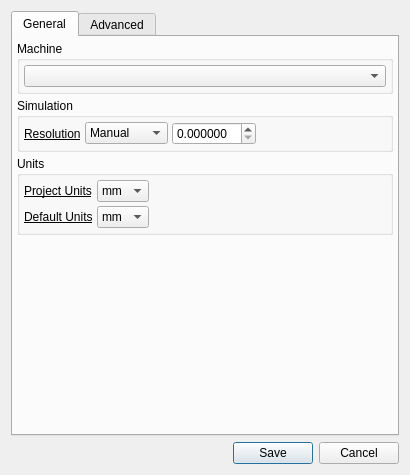
Qt form qt/settings_dialog.ui (CauldronDevelopmentLLC/CAMotics) before a commit.
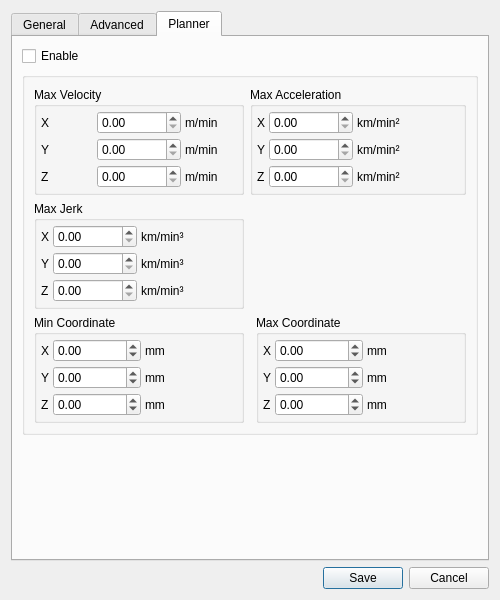
The same form after that commit. The open tabs and pages were chosen to show the change.

Commit message: Initial support for running planner in CAMotics GUI

Diff of the .ui file:
```diff
--- a/qt/settings_dialog.ui
+++ b/qt/settings_dialog.ui
@@ -6,20 +6,20 @@
    <rect>
     <x>0</x>
     <y>0</y>
-    <width>410</width>
-    <height>475</height>
+    <width>500</width>
+    <height>600</height>
    </rect>
   </property>
   <property name="minimumSize">
    <size>
-    <width>410</width>
-    <height>475</height>
+    <width>500</width>
+    <height>600</height>
    </size>
   </property>
   <property name="maximumSize">
    <size>
-    <width>410</width>
-    <height>475</height>
+    <width>500</width>
+    <height>600</height>
    </size>
   </property>
   <property name="windowTitle">
@@ -184,6 +184,8 @@
              <widget class="QLabel" name="label_25">
               <property name="font">
                <font>
+                <weight>50</weight>
+                <bold>false</bold>
                 <underline>true</underline>
                </font>
               </property>
@@ -230,6 +232,8 @@
              <widget class="QLabel" name="label_26">
               <property name="font">
                <font>
+                <weight>50</weight>
+                <bold>false</bold>
                 <underline>true</underline>
                </font>
               </property>
@@ -256,6 +260,8 @@
              <widget class="QLabel" name="label_27">
               <property name="font">
                <font>
+                <weight>50</weight>
+                <bold>false</bold>
                 <underline>true</underline>
                </font>
               </property>
@@ -412,6 +418,681 @@
        </item>
       </layout>
      </widget>
+     <widget class="QWidget" name="plannerTab">
+      <attribute name="title">
+       <string>Planner</string>
+      </attribute>
+      <layout class="QVBoxLayout" name="verticalLayout_6">
+       <item>
+        <widget class="QCheckBox" name="plannerEnableCheckBox">
+         <property name="text">
+          <string>Enable</string>
+         </property>
+        </widget>
+       </item>
+       <item>
+        <widget class="QGroupBox" name="plannerGroupBox">
+         <property name="title">
+          <string/>
+         </property>
+         <property name="flat">
+          <bool>true</bool>
+         </property>
+         <layout class="QGridLayout" name="gridLayout_9">
+          <item row="0" column="0">
+           <widget class="QGroupBox" name="groupBox_5">
+            <property name="title">
+             <string>Max Velocity</string>
+            </property>
+            <layout class="QGridLayout" name="gridLayout_3" columnstretch="0,0,0,0">
+             <property name="leftMargin">
+              <number>4</number>
+             </property>
+             <property name="topMargin">
+              <number>4</number>
+             </property>
+             <property name="rightMargin">
+              <number>4</number>
+             </property>
+             <property name="bottomMargin">
+              <number>4</number>
+             </property>
+             <property name="spacing">
+              <number>4</number>
+             </property>
+             <item row="1" column="2">
+              <widget class="QLabel" name="label_5">
+               <property name="text">
+                <string>m/min</string>
+               </property>
+              </widget>
+             </item>
+             <item row="1" column="0">
+              <widget class="QLabel" name="label_3">
+               <property name="text">
+                <string>Y</string>
+               </property>
+              </widget>
+             </item>
+             <item row="0" column="2">
+              <widget class="QLabel" name="label_2">
+               <property name="text">
+                <string>m/min</string>
+               </property>
+              </widget>
+             </item>
+             <item row="0" column="1">
+              <widget class="QDoubleSpinBox" name="maxVelXDoubleSpinBox">
+               <property name="sizePolicy">
+                <sizepolicy hsizetype="Maximum" vsizetype="Fixed">
+                 <horstretch>0</horstretch>
+                 <verstretch>0</verstretch>
+                </sizepolicy>
+               </property>
+               <property name="maximumSize">
+                <size>
+                 <width>100</width>
+                 <height>16777215</height>
+                </size>
+               </property>
+               <property name="maximum">
+                <double>1000000000.000000000000000</double>
+               </property>
+              </widget>
+             </item>
+             <item row="1" column="1">
+              <widget class="QDoubleSpinBox" name="maxVelYDoubleSpinBox">
+               <property name="sizePolicy">
+                <sizepolicy hsizetype="Maximum" vsizetype="Fixed">
+                 <horstretch>0</horstretch>
+                 <verstretch>0</verstretch>
+                </sizepolicy>
+               </property>
+               <property name="maximumSize">
+                <size>
+                 <width>100</width>
+                 <height>16777215</height>
+                </size>
+               </property>
+               <property name="maximum">
+                <double>1000000000.000000000000000</double>
+               </property>
+              </widget>
+             </item>
+             <item row="3" column="0">
+              <widget class="QLabel" name="label_4">
+               <property name="text">
+                <string>Z</string>
+               </property>
+              </widget>
+             </item>
+             <item row="3" column="2">
+              <widget class="QLabel" name="label_6">
+               <property name="text">
+                <string>m/min</string>
+               </property>
+              </widget>
+             </item>
+             <item row="0" column="0">
+              <widget class="QLabel" name="label">
+               <property name="text">
+                <string>X</string>
+               </property>
+              </widget>
+             </item>
+             <item row="3" column="1">
+              <widget class="QDoubleSpinBox" name="maxVelZDoubleSpinBox">
+               <property name="sizePolicy">
+                <sizepolicy hsizetype="Maximum" vsizetype="Fixed">
+                 <horstretch>0</horstretch>
+                 <verstretch>0</verstretch>
+                </sizepolicy>
+               </property>
+               <property name="maximumSize">
+                <size>
+                 <width>100</width>
+                 <height>16777215</height>
+                </size>
+               </property>
+               <property name="maximum">
+                <double>1000000000.000000000000000</double>
+               </property>
+              </widget>
+             </item>
+            </layout>
+           </widget>
+          </item>
+          <item row="0" column="1" colspan="2">
+           <widget class="QGroupBox" name="groupBox_6">
+            <property name="title">
+             <string>Max Acceleration</string>
+            </property>
+            <layout class="QGridLayout" name="gridLayout_4" columnstretch="0,0,1" columnminimumwidth="0,0,0">
+             <property name="leftMargin">
+              <number>4</number>
+             </property>
+             <property name="topMargin">
+              <number>4</number>
+             </property>
+             <property name="rightMargin">
+              <number>4</number>
+             </property>
+             <property name="bottomMargin">
+              <number>4</number>
+             </property>
+             <property name="spacing">
+              <number>4</number>
+             </property>
+             <item row="1" column="0">
+              <widget class="QLabel" name="label_7">
+               <property name="text">
+                <string>Y</string>
+               </property>
+              </widget>
+             </item>
+             <item row="0" column="2">
+              <widget class="QLabel" name="label_10">
+               <property name="text">
+                <string>km/min²</string>
+               </property>
+              </widget>
+             </item>
+             <item row="0" column="0">
+              <widget class="QLabel" name="label_9">
+               <property name="text">
+                <string>X</string>
+               </property>
+              </widget>
+             </item>
+             <item row="1" column="1">
+              <widget class="QDoubleSpinBox" name="maxAccelYDoubleSpinBox">
+               <property name="sizePolicy">
+                <sizepolicy hsizetype="Maximum" vsizetype="Fixed">
+                 <horstretch>0</horstretch>
+                 <verstretch>0</verstretch>
+                </sizepolicy>
+               </property>
+               <property name="maximumSize">
+                <size>
+                 <width>100</width>
+                 <height>16777215</height>
+                </size>
+               </property>
+               <property name="maximum">
+                <double>1000000000.000000000000000</double>
+               </property>
+              </widget>
+             </item>
+             <item row="3" column="1">
+              <widget class="QDoubleSpinBox" name="maxAccelZDoubleSpinBox">
+               <property name="sizePolicy">
+                <sizepolicy hsizetype="Maximum" vsizetype="Fixed">
+                 <horstretch>0</horstretch>
+                 <verstretch>0</verstretch>
+                </sizepolicy>
+               </property>
+               <property name="maximumSize">
+                <size>
+                 <width>100</width>
+                 <height>16777215</height>
+                </size>
+               </property>
+               <property name="maximum">
+                <double>1000000000.000000000000000</double>
+               </property>
+              </widget>
+             </item>
+             <item row="1" column="2">
+              <widget class="QLabel" name="label_11">
+               <property name="text">
+                <string>km/min²</string>
+               </property>
+              </widget>
+             </item>
+             <item row="0" column="1">
+              <widget class="QDoubleSpinBox" name="maxAccelXDoubleSpinBox">
+               <property name="sizePolicy">
+                <sizepolicy hsizetype="Maximum" vsizetype="Fixed">
+                 <horstretch>0</horstretch>
+                 <verstretch>0</verstretch>
+                </sizepolicy>
+               </property>
+               <property name="maximumSize">
+                <size>
+                 <width>100</width>
+                 <height>16777215</height>
+                </size>
+               </property>
+               <property name="maximum">
+                <double>1000000000.000000000000000</double>
+               </property>
+              </widget>
+             </item>
+             <item row="3" column="0">
+              <widget class="QLabel" name="label_8">
+               <property name="text">
+                <string>Z</string>
+               </property>
+              </widget>
+             </item>
+             <item row="3" column="2">
+              <widget class="QLabel" name="label_12">
+               <property name="text">
+                <string>km/min²</string>
+               </property>
+              </widget>
+             </item>
+            </layout>
+           </widget>
+          </item>
+          <item row="2" column="2">
+           <widget class="QGroupBox" name="groupBox_9">
+            <property name="title">
+             <string>Max Coordinate</string>
+            </property>
+            <layout class="QGridLayout" name="gridLayout_7" columnstretch="0,0,1" columnminimumwidth="0,0,0">
+             <property name="leftMargin">
+              <number>4</number>
+             </property>
+             <property name="topMargin">
+              <number>4</number>
+             </property>
+             <property name="rightMargin">
+              <number>4</number>
+             </property>
+             <property name="bottomMargin">
+              <number>4</number>
+             </property>
+             <property name="spacing">
+              <number>4</number>
+             </property>
+             <item row="1" column="0">
+              <widget class="QLabel" name="label_28">
+               <property name="text">
+                <string>Y</string>
+               </property>
+              </widget>
+             </item>
+             <item row="3" column="0">
+              <widget class="QLabel" name="label_29">
+               <property name="text">
+                <string>Z</string>
+               </property>
+              </widget>
+             </item>
+             <item row="0" column="0">
+              <widget class="QLabel" name="label_30">
+               <property name="text">
+                <string>X</string>
+               </property>
+              </widget>
+             </item>
+             <item row="0" column="1">
+              <widget class="QDoubleSpinBox" name="maxXDoubleSpinBox">
+               <property name="sizePolicy">
+                <sizepolicy hsizetype="Maximum" vsizetype="Fixed">
+                 <horstretch>0</horstretch>
+                 <verstretch>0</verstretch>
+                </sizepolicy>
+               </property>
+               <property name="maximumSize">
+                <size>
+                 <width>100</width>
+                 <height>16777215</height>
+                </size>
+               </property>
+               <property name="minimum">
+                <double>-1000000000.000000000000000</double>
+               </property>
+               <property name="maximum">
+                <double>1000000000.000000000000000</double>
+               </property>
+              </widget>
+             </item>
+             <item row="0" column="2">
+              <widget class="QLabel" name="label_31">
+               <property name="text">
+                <string>mm</string>
+               </property>
+              </widget>
+             </item>
+             <item row="1" column="1">
+              <widget class="QDoubleSpinBox" name="maxYDoubleSpinBox">
+               <property name="sizePolicy">
+                <sizepolicy hsizetype="Maximum" vsizetype="Fixed">
+                 <horstretch>0</horstretch>
+                 <verstretch>0</verstretch>
+                </sizepolicy>
+               </property>
+               <property name="maximumSize">
+                <size>
+                 <width>100</width>
+                 <height>16777215</height>
+                </size>
+               </property>
+               <property name="minimum">
+                <double>-1000000000.000000000000000</double>
+               </property>
+               <property name="maximum">
+                <double>1000000000.000000000000000</double>
+               </property>
+              </widget>
+             </item>
+             <item row="3" column="1">
+              <widget class="QDoubleSpinBox" name="maxZDoubleSpinBox">
+               <property name="sizePolicy">
+                <sizepolicy hsizetype="Maximum" vsizetype="Fixed">
+                 <horstretch>0</horstretch>
+                 <verstretch>0</verstretch>
+                </sizepolicy>
+               </property>
+               <property name="maximumSize">
+                <size>
+                 <width>100</width>
+                 <height>16777215</height>
+                </size>
+               </property>
+               <property name="minimum">
+                <double>-1000000000.000000000000000</double>
+               </property>
+               <property name="maximum">
+                <double>1000000000.000000000000000</double>
+               </property>
+              </widget>
+             </item>
+             <item row="1" column="2">
+              <widget class="QLabel" name="label_32">
+               <property name="text">
+                <string>mm</string>
+               </property>
+              </widget>
+             </item>
+             <item row="3" column="2">
+              <widget class="QLabel" name="label_33">
+               <property name="text">
+                <string>mm</string>
+               </property>
+              </widget>
+             </item>
+            </layout>
+           </widget>
+          </item>
+          <item row="1" column="0">
+           <widget class="QGroupBox" name="groupBox_7">
+            <property name="title">
+             <string>Max Jerk</string>
+            </property>
+            <layout class="QGridLayout" name="gridLayout_5" columnstretch="0,0,1" columnminimumwidth="0,0,0">
+             <property name="leftMargin">
+              <number>4</number>
+             </property>
+             <property name="topMargin">
+              <number>4</number>
+             </property>
+             <property name="rightMargin">
+              <number>4</number>
+             </property>
+             <property name="bottomMargin">
+              <number>4</number>
+             </property>
+             <property name="spacing">
+              <number>4</number>
+             </property>
+             <item row="1" column="0">
+              <widget class="QLabel" name="label_13">
+               <property name="text">
+                <string>Y</string>
+               </property>
+              </widget>
+             </item>
+             <item row="3" column="0">
+              <widget class="QLabel" name="label_14">
+               <property name="text">
+                <string>Z</string>
+               </property>
+              </widget>
+             </item>
+             <item row="0" column="0">
+              <widget class="QLabel" name="label_15">
+               <property name="text">
+                <string>X</string>
+               </property>
+              </widget>
+             </item>
+             <item row="0" column="1">
+              <widget class="QDoubleSpinBox" name="maxJerkXDoubleSpinBox">
+               <property name="sizePolicy">
+                <sizepolicy hsizetype="Maximum" vsizetype="Fixed">
+                 <horstretch>0</horstretch>
+                 <verstretch>0</verstretch>
+                </sizepolicy>
+               </property>
+               <property name="maximumSize">
+                <size>
+                 <width>100</width>
+                 <height>16777215</height>
+                </size>
+               </property>
+               <property name="maximum">
+                <double>1000000000.000000000000000</double>
+               </property>
+              </widget>
+             </item>
+             <item row="0" column="2">
+              <widget class="QLabel" name="label_16">
+               <property name="text">
+                <string>km/min³</string>
+               </property>
+              </widget>
+             </item>
+             <item row="1" column="1">
+              <widget class="QDoubleSpinBox" name="maxJerkYDoubleSpinBox">
+               <property name="sizePolicy">
+                <sizepolicy hsizetype="Maximum" vsizetype="Fixed">
+                 <horstretch>0</horstretch>
+                 <verstretch>0</verstretch>
+                </sizepolicy>
+               </property>
+               <property name="maximumSize">
+                <size>
+                 <width>100</width>
+                 <height>16777215</height>
+                </size>
+               </property>
+               <property name="maximum">
+                <double>1000000000.000000000000000</double>
+               </property>
+              </widget>
+             </item>
+             <item row="3" column="1">
+              <widget class="QDoubleSpinBox" name="maxJerkZDoubleSpinBox">
+               <property name="sizePolicy">
+                <sizepolicy hsizetype="Maximum" vsizetype="Fixed">
+                 <horstretch>0</horstretch>
+                 <verstretch>0</verstretch>
+                </sizepolicy>
+               </property>
+               <property name="maximumSize">
+                <size>
+                 <width>100</width>
+                 <height>16777215</height>
+                </size>
+               </property>
+               <property name="maximum">
+                <double>1000000000.000000000000000</double>
+               </property>
+              </widget>
+             </item>
+             <item row="1" column="2">
+              <widget class="QLabel" name="label_17">
+               <property name="text">
+                <string>km/min³</string>
+               </property>
+              </widget>
+             </item>
+             <item row="3" column="2">
+              <widget class="QLabel" name="label_18">
+               <property name="text">
+                <string>km/min³</string>
+               </property>
+              </widget>
+             </item>
+            </layout>
+           </widget>
+          </item>
+          <item row="2" column="0">
+           <widget class="QGroupBox" name="groupBox_8">
+            <property name="title">
+             <string>Min Coordinate</string>
+            </property>
+            <layout class="QGridLayout" name="gridLayout_6" columnstretch="0,0,1" columnminimumwidth="0,0,0">
+             <property name="leftMargin">
+              <number>4</number>
+             </property>
+             <property name="topMargin">
+              <number>4</number>
+             </property>
+             <property name="rightMargin">
+              <number>4</number>
+             </property>
+             <property name="bottomMargin">
+              <number>4</number>
+             </property>
+             <property name="spacing">
+              <number>4</number>
+             </property>
+             <item row="1" column="0">
+              <widget class="QLabel" name="label_19">
+               <property name="text">
+                <string>Y</string>
+               </property>
+              </widget>
+             </item>
+             <item row="3" column="0">
+              <widget class="QLabel" name="label_20">
+               <property name="text">
+                <string>Z</string>
+               </property>
+              </widget>
+             </item>
+             <item row="0" column="0">
+              <widget class="QLabel" name="label_21">
+               <property name="text">
+                <string>X</string>
+               </property>
+              </widget>
+             </item>
+             <item row="0" column="1">
+              <widget class="QDoubleSpinBox" name="minXDoubleSpinBox">
+               <property name="sizePolicy">
+                <sizepolicy hsizetype="Maximum" vsizetype="Fixed">
+                 <horstretch>0</horstretch>
+                 <verstretch>0</verstretch>
+                </sizepolicy>
+               </property>
+               <property name="maximumSize">
+                <size>
+                 <width>100</width>
+                 <height>16777215</height>
+                </size>
+               </property>
+               <property name="minimum">
+                <double>-1000000000.000000000000000</double>
+               </property>
+               <property name="maximum">
+                <double>1000000000.000000000000000</double>
+               </property>
+               <property name="value">
+                <double>0.000000000000000</double>
+               </property>
+              </widget>
+             </item>
+             <item row="0" column="2">
+              <widget class="QLabel" name="label_22">
+               <property name="text">
+                <string>mm</string>
+               </property>
+              </widget>
+             </item>
+             <item row="1" column="1">
+              <widget class="QDoubleSpinBox" name="minYDoubleSpinBox">
+               <property name="sizePolicy">
+                <sizepolicy hsizetype="Maximum" vsizetype="Fixed">
+                 <horstretch>0</horstretch>
+                 <verstretch>0</verstretch>
+                </sizepolicy>
+               </property>
+               <property name="maximumSize">
+                <size>
+                 <width>100</width>
+                 <height>16777215</height>
+                </size>
+               </property>
+               <property name="minimum">
+                <double>-1000000000.000000000000000</double>
+               </property>
+               <property name="maximum">
+                <double>1000000000.000000000000000</double>
+               </property>
+              </widget>
+             </item>
+             <item row="3" column="1">
+              <widget class="QDoubleSpinBox" name="minZDoubleSpinBox">
+               <property name="sizePolicy">
+                <sizepolicy hsizetype="Maximum" vsizetype="Fixed">
+                 <horstretch>0</horstretch>
+                 <verstretch>0</verstretch>
+                </sizepolicy>
+               </property>
+               <property name="maximumSize">
+                <size>
+                 <width>100</width>
+                 <height>16777215</height>
+                </size>
+               </property>
+               <property name="minimum">
+                <double>-1000000000.000000000000000</double>
+               </property>
+               <property name="maximum">
+                <double>1000000000.000000000000000</double>
+               </property>
+              </widget>
+             </item>
+             <item row="1" column="2">
+              <widget class="QLabel" name="label_23">
+               <property name="text">
+                <string>mm</string>
+               </property>
+              </widget>
+             </item>
+             <item row="3" column="2">
+              <widget class="QLabel" name="label_24">
+               <property name="text">
+                <string>mm</string>
+               </property>
+              </widget>
+             </item>
+            </layout>
+           </widget>
+          </item>
+         </layout>
+        </widget>
+       </item>
+       <item>
+        <spacer name="verticalSpacer_3">
+         <property name="orientation">
+          <enum>Qt::Vertical</enum>
+         </property>
+         <property name="sizeHint" stdset="0">
+          <size>
+           <width>20</width>
+           <height>29</height>
+          </size>
+         </property>
+        </spacer>
+       </item>
+      </layout>
+     </widget>
     </widget>
    </item>
    <item>
```
The commit also changes 19 other files.
